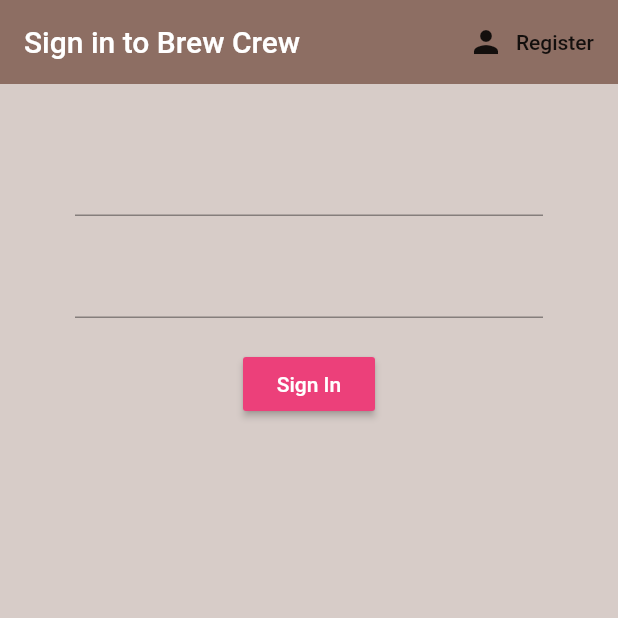
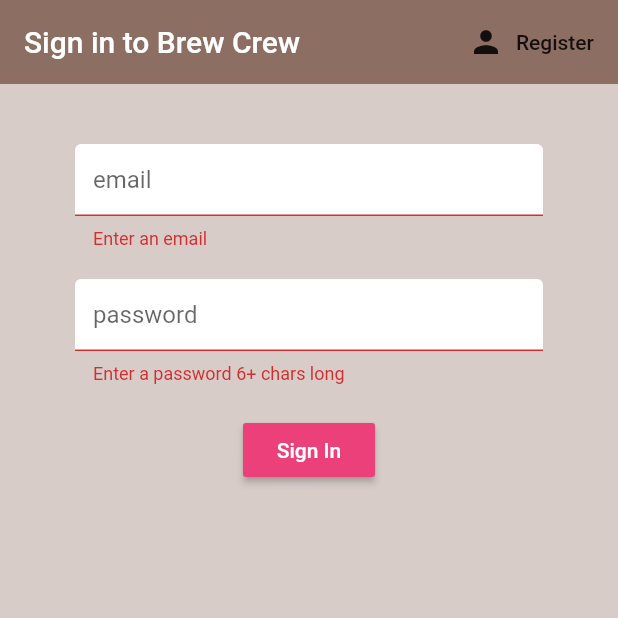
Before and after one commit to PistachioGuoguo/brew_crew, a Flutter app: the screen it shows after launch, after a tap on "Sign In", on a phone screen of 412 x 824 dp, the top half of it. Run offline on Flutter 3.47's test engine with Material 2 defaults, Android fonts, the light colour scheme and no system bars; our stand-ins replace firebase_auth, flutter_spinkit; accounts and stored records are empty.

Commit message:
Sign in, sign up, text input decoration and loading screen

```diff
--- a/lib/screens/authenticate/authenticate.dart
+++ b/lib/screens/authenticate/authenticate.dart
@@ -16,7 +16,7 @@
   @override
   Widget build(BuildContext context) {
     if (showSignIn) {
-      return Container(child: SignIn(toggleView: toggleView));
+      return SignIn(toggleView: toggleView);
       // sign-in screen, use param 'toggleView' to pass toggleView function
     } else {
       return Register(toggleView: toggleView); // register screen
--- a/lib/screens/authenticate/sign_in.dart
+++ b/lib/screens/authenticate/sign_in.dart
@@ -1,57 +1,68 @@
 import 'package:brew_crew_new/services/auth.dart';
+import 'package:brew_crew_new/shared/constants.dart';
+import 'package:brew_crew_new/shared/loading.dart';
 import 'package:flutter/material.dart';
 
 class SignIn extends StatefulWidget {
+
   final Function toggleView;
-  SignIn({this.toggleView});
+  SignIn({ this.toggleView });
 
   @override
   _SignInState createState() => _SignInState();
 }
 
 class _SignInState extends State<SignIn> {
+
   final AuthService _auth = AuthService();
+  final _formKey = GlobalKey<FormState>();
+  String error = '';
+  bool loading = false;
 
+  // text field state
   String email = '';
-  String passwd = '';
+  String password = '';
 
   @override
   Widget build(BuildContext context) {
-    return Scaffold(
+    return loading ? Loading() : Scaffold(
       backgroundColor: Colors.brown[100],
       appBar: AppBar(
         backgroundColor: Colors.brown[400],
-        elevation: 0,
+        elevation: 0.0,
         title: Text('Sign in to Brew Crew'),
         actions: <Widget>[
           FlatButton.icon(
             icon: Icon(Icons.person),
             label: Text('Register'),
-            onPressed: () {
-              widget.toggleView();
-            },
-          )
+            onPressed: () => widget.toggleView(),
+          ),
         ],
       ),
       body: Container(
-        padding: EdgeInsets.symmetric(vertical: 20, horizontal: 50),
+        padding: EdgeInsets.symmetric(vertical: 20.0, horizontal: 50.0),
         child: Form(
+          key: _formKey,
           child: Column(
             children: <Widget>[
-              SizedBox(height: 20),
+              SizedBox(height: 20.0),
               TextFormField(
+                decoration: textInputDecoration.copyWith(hintText: 'email'),
+                validator: (val) => val.isEmpty ? 'Enter an email' : null,
                 onChanged: (val) {
                   setState(() => email = val);
                 },
               ),
-              SizedBox(height: 20),
+              SizedBox(height: 20.0),
               TextFormField(
                 obscureText: true,
+                decoration: textInputDecoration.copyWith(hintText: 'password'),
+                validator: (val) => val.length < 6 ? 'Enter a password 6+ chars long' : null,
                 onChanged: (val) {
-                  setState(() => passwd = val);
+                  setState(() => password = val);
                 },
               ),
-              SizedBox(height: 20),
+              SizedBox(height: 20.0),
               RaisedButton(
                 color: Colors.pink[400],
                 child: Text(
@@ -59,10 +70,23 @@
                   style: TextStyle(color: Colors.white),
                 ),
                 onPressed: () async {
-                  print(email);
-                  print(passwd);
-                },
-              )
+                  if(_formKey.currentState.validate()){
+                    setState(() => loading = true);
+                    dynamic result = await _auth.signInWithEmailAndPassword(email, password);
+                    if(result == null) {
+                      setState(() {
+                        loading = false;
+                        error = 'Could not sign in with those credentials';
+                      });
+                    }
+                  }
+                }
+              ),
+              SizedBox(height: 12.0),
+              Text(
+                error,
+                style: TextStyle(color: Colors.red, fontSize: 14.0),
+              ),
             ],
           ),
         ),
@@ -70,6 +94,7 @@
     );
   }
 }
+
 
 // child: RaisedButton(
 //   child: Text('Sign in anonymously'),
--- a/lib/screens/home/home.dart
+++ b/lib/screens/home/home.dart
@@ -13,6 +13,7 @@
         backgroundColor: Colors.brown[400],
         elevation: 0,
         actions: <Widget>[
+          // log out button
           FlatButton.icon(
             label: Text('Log out'),
             icon: Icon(Icons.person),
--- a/lib/services/auth.dart
+++ b/lib/services/auth.dart
@@ -16,6 +16,8 @@
     return _auth.authStateChanges().map(_myUserFromUser);
   }
 
+
+  // sign in anonymously
   Future signInAnon() async {
     try {
       UserCredential result = await _auth.signInAnonymously();
@@ -27,11 +29,34 @@
     }
   }
 
-  // sign in anonymously
+
 
   // sign in with email and password
+  Future signInWithEmailAndPassword(String email, String password) async {
+    try {
+      UserCredential result = await _auth.signInWithEmailAndPassword(email: email, password: password);
+      User user = result.user;
+      return _myUserFromUser(user);
+    } catch (error) {
+      print(error.toString());
+      return null;
+    }
+  }
 
   // register with email and password
+   Future registerWithEmailAndPassword(String email, String password) async {
+    try {
+      UserCredential result = await _auth.createUserWithEmailAndPassword(email: email, password: password);
+      User  user = result.user;
+      // create a new document for the user with the uid
+      // await DatabaseService(uid: user.uid).updateUserData('0','new crew member', 100);
+      return _myUserFromUser(user);
+    } catch (error) {
+      print(error.toString());
+      return null;
+    }
+  }
+
 
   // sign out
 
--- /dev/null
+++ b/lib/shared/constants.dart
@@ -0,0 +1,13 @@
+import 'package:flutter/material.dart';
+
+const textInputDecoration = InputDecoration(
+  fillColor: Colors.white,
+  filled: true,
+  contentPadding: EdgeInsets.all(12.0),
+  enabledBorder: OutlineInputBorder(
+    borderSide: BorderSide(color: Colors.white, width: 2.0),
+  ),
+  focusedBorder: OutlineInputBorder(
+    borderSide: BorderSide(color: Colors.pink, width: 2.0),
+  ),
+);
--- a/pubspec.yaml
+++ b/pubspec.yaml
@@ -28,6 +28,7 @@
   firebase: ^7.3.3
   firebase_auth: ^0.18.4+1
   firebase_core: ^0.5.3
+  flutter_spinkit: ^4.1.2+1
   provider: ^4.3.2+3
 
 dev_dependencies:
```
Also changed, not shown: lib/screens/authenticate/register.dart (+33 -5 lines), lib/shared/loading.dart (added, +17 -0 lines), pubspec.lock.
